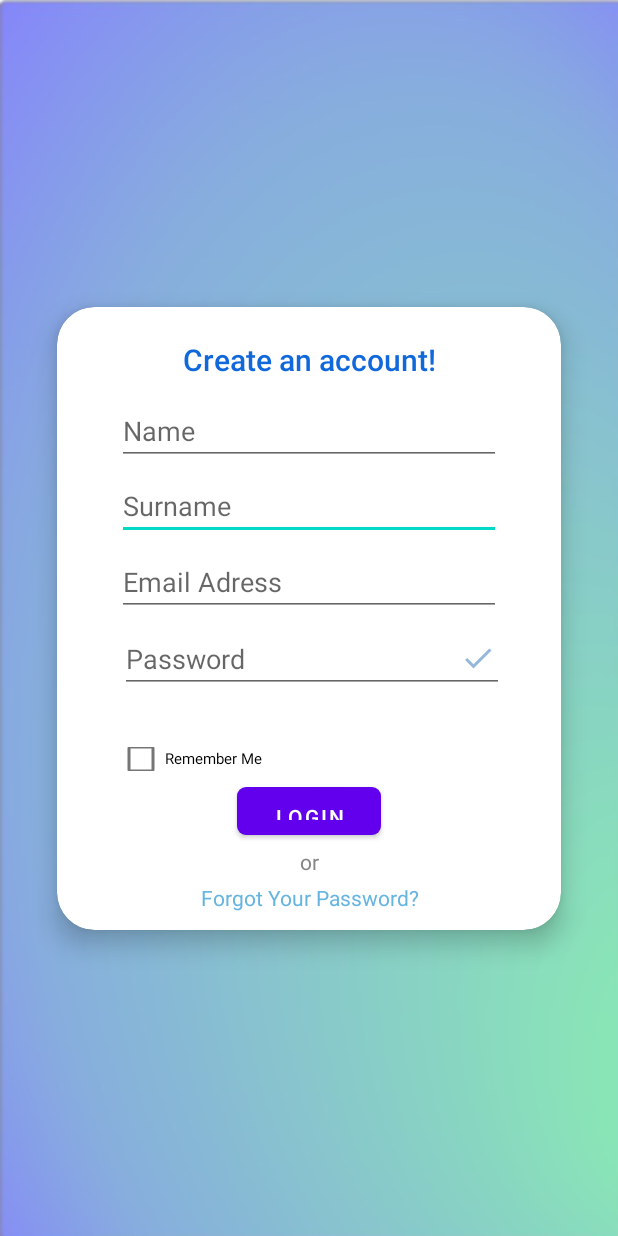
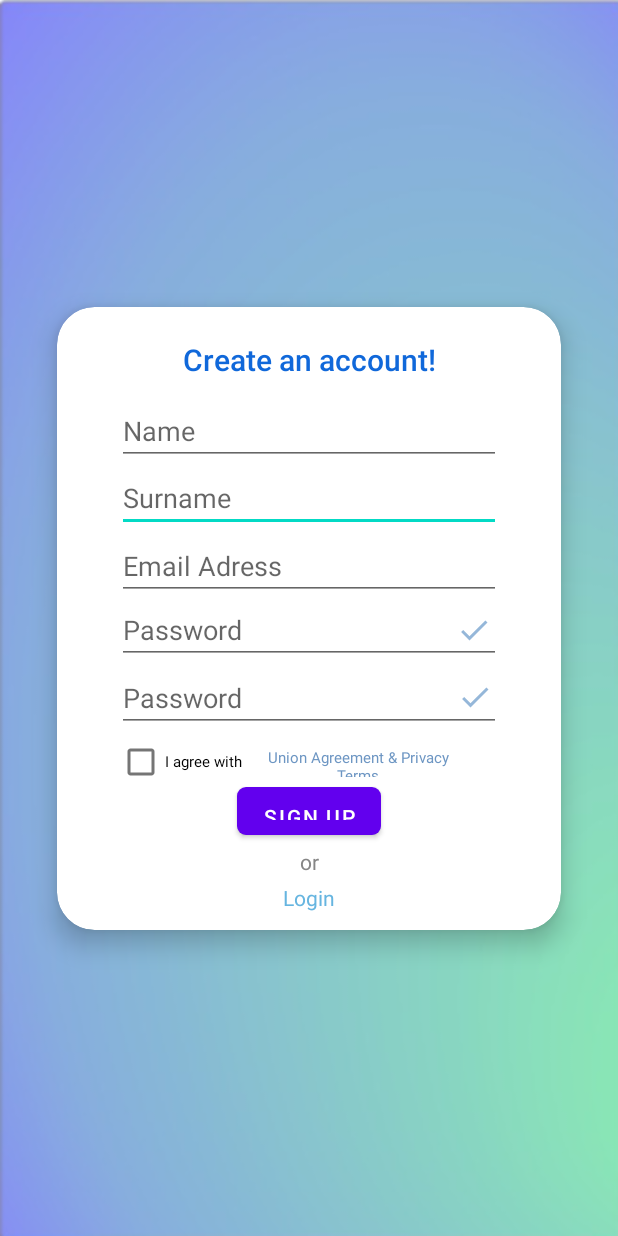
Before and after one commit to trelans/UnionApp, an Android app: the layout create_an_account_view.xml on its own in the app's theme, with its tools: preview values and no code run, on a phone screen of 412 x 824 dp. Run offline under Robolectric (Android 15) with nearby library versions, the phone set to English and light mode, and no system bars.

Commit message:
create an account vol. 3 (son)

```diff
--- a/app/src/main/res/layout/create_an_account_view.xml
+++ b/app/src/main/res/layout/create_an_account_view.xml
@@ -23,6 +23,21 @@
             android:gravity="fill">
 
 
+            <CheckBox
+                android:id="@+id/iAgreeWithTextView"
+                android:layout_width="90dp"
+                android:layout_height="20dp"
+                android:layout_alignParentBottom="true"
+                android:layout_alignParentEnd="true"
+                android:layout_alignParentStart="true"
+                android:layout_alignParentTop="true"
+                android:layout_marginBottom="102dp"
+                android:layout_marginEnd="206dp"
+                android:layout_marginStart="40dp"
+                android:layout_marginTop="293dp"
+                android:text="I agree with"
+                android:textSize="10sp" />
+
             <EditText
                 android:id="@+id/surnameTextView"
                 android:layout_width="247dp"
@@ -31,10 +46,10 @@
                 android:layout_alignParentEnd="true"
                 android:layout_alignParentStart="true"
                 android:layout_alignParentTop="true"
-                android:layout_marginBottom="260dp"
+                android:layout_marginBottom="265dp"
                 android:layout_marginEnd="40dp"
                 android:layout_marginStart="40dp"
-                android:layout_marginTop="111dp"
+                android:layout_marginTop="106dp"
                 android:ems="10"
                 android:hint="Surname"
                 android:inputType="textPersonName" />
@@ -47,28 +62,13 @@
                 android:layout_alignParentEnd="true"
                 android:layout_alignParentStart="true"
                 android:layout_alignParentTop="true"
-                android:layout_marginBottom="209dp"
+                android:layout_marginBottom="220dp"
                 android:layout_marginEnd="40dp"
                 android:layout_marginStart="40dp"
-                android:layout_marginTop="162dp"
+                android:layout_marginTop="151dp"
                 android:ems="10"
                 android:hint="Email Adress"
                 android:inputType="textPersonName" />
-
-            <CheckBox
-                android:id="@+id/rememberMeBox"
-                android:layout_width="101dp"
-                android:layout_height="16dp"
-                android:layout_alignParentBottom="true"
-                android:layout_alignParentEnd="true"
-                android:layout_alignParentStart="true"
-                android:layout_alignParentTop="true"
-                android:layout_marginBottom="106dp"
-                android:layout_marginEnd="195dp"
-                android:layout_marginStart="40dp"
-                android:layout_marginTop="293dp"
-                android:text="Remember Me"
-                android:textSize="10sp" />
 
             <EditText
                 android:id="@+id/passwordTextView"
@@ -78,10 +78,26 @@
                 android:layout_alignParentEnd="true"
                 android:layout_alignParentStart="true"
                 android:layout_alignParentTop="true"
-                android:layout_marginBottom="158dp"
-                android:layout_marginEnd="38dp"
-                android:layout_marginStart="42dp"
-                android:layout_marginTop="215dp"
+                android:layout_marginBottom="177dp"
+                android:layout_marginEnd="40dp"
+                android:layout_marginStart="40dp"
+                android:layout_marginTop="196dp"
+                android:ems="10"
+                android:hint="Password"
+                android:inputType="textPassword" />
+
+            <EditText
+                android:id="@+id/passwordTextView2"
+                android:layout_width="246dp"
+                android:layout_height="42dp"
+                android:layout_alignParentBottom="true"
+                android:layout_alignParentEnd="true"
+                android:layout_alignParentStart="true"
+                android:layout_alignParentTop="true"
+                android:layout_marginBottom="132dp"
+                android:layout_marginEnd="40dp"
+                android:layout_marginStart="40dp"
+                android:layout_marginTop="241dp"
                 android:ems="10"
                 android:hint="Password"
                 android:inputType="textPassword" />
@@ -102,6 +118,26 @@
                 android:hint="Name"
                 android:inputType="textPersonName" />
 
+            <ImageView
+                android:id="@+id/thiccView"
+                android:layout_width="wrap_content"
+                android:layout_height="wrap_content"
+                android:layout_alignParentBottom="true"
+                android:layout_alignParentEnd="true"
+                android:layout_marginBottom="188dp"
+                android:layout_marginEnd="46dp"
+                app:srcCompat="@drawable/ic_action_name" />
+
+            <ImageView
+                android:id="@+id/thiccView2"
+                android:layout_width="wrap_content"
+                android:layout_height="wrap_content"
+                android:layout_alignParentBottom="true"
+                android:layout_alignParentEnd="true"
+                android:layout_marginBottom="143dp"
+                android:layout_marginEnd="45dp"
+                app:srcCompat="@drawable/ic_action_name" />
+
             <TextView
                 android:id="@+id/unionTextView"
                 android:layout_width="238dp"
@@ -121,16 +157,6 @@
                 android:textSize="20sp"
                 android:textStyle="bold" />
 
-            <ImageView
-                android:id="@+id/thiccView"
-                android:layout_width="wrap_content"
-                android:layout_height="wrap_content"
-                android:layout_alignParentBottom="true"
-                android:layout_alignParentEnd="true"
-                android:layout_marginBottom="169dp"
-                android:layout_marginEnd="43dp"
-                app:srcCompat="@drawable/ic_action_name" />
-
             <TextView
                 android:id="@+id/orTextView"
                 android:layout_width="23dp"
@@ -146,7 +172,7 @@
                 android:textColor="#868686" />
 
             <TextView
-                android:id="@+id/forgotYourPasswordText"
+                android:id="@+id/loginTextView"
                 android:layout_width="134dp"
                 android:layout_height="wrap_content"
                 android:layout_alignParentBottom="true"
@@ -156,7 +182,7 @@
                 android:layout_marginEnd="90dp"
                 android:layout_marginStart="90dp"
                 android:gravity="center"
-                android:text="Forgot Your Password?"
+                android:text="Login"
                 android:textColor="#66B5E0" />
 
             <androidx.cardview.widget.CardView
@@ -179,9 +205,24 @@
                     android:layout_width="match_parent"
                     android:layout_height="match_parent"
                     android:background="#8580FA"
-                    android:text="Login"
+                    android:text="Sign Up"
                     android:textColor="#FFFFFF" />
             </androidx.cardview.widget.CardView>
+
+            <TextView
+                android:id="@+id/aggreementAndPrivacyTextView"
+                android:layout_width="152dp"
+                android:layout_height="20dp"
+                android:layout_alignParentBottom="true"
+                android:layout_alignParentEnd="true"
+                android:layout_alignParentStart="true"
+                android:layout_marginBottom="102dp"
+                android:layout_marginEnd="59dp"
+                android:layout_marginStart="125dp"
+                android:gravity="center"
+                android:text="Union Agreement &amp; Privacy Terms"
+                android:textColor="#6D96C3"
+                android:textSize="10sp" />
 
         </RelativeLayout>
     </androidx.cardview.widget.CardView>
--- a/app/src/main/res/layout/login_view.xml
+++ b/app/src/main/res/layout/login_view.xml
@@ -23,7 +23,7 @@
 
 
             <CheckBox
-                android:id="@+id/rememberMeBox"
+                android:id="@+id/iAgreeWithTextView"
                 android:layout_width="101dp"
                 android:layout_height="16dp"
                 android:layout_alignParentBottom="true"
@@ -146,7 +146,7 @@
                 android:textColor="#868686" />
 
             <TextView
-                android:id="@+id/forgotYourPasswordText"
+                android:id="@+id/loginTextView"
                 android:layout_width="134dp"
                 android:layout_height="wrap_content"
                 android:layout_alignParentBottom="true"
```
